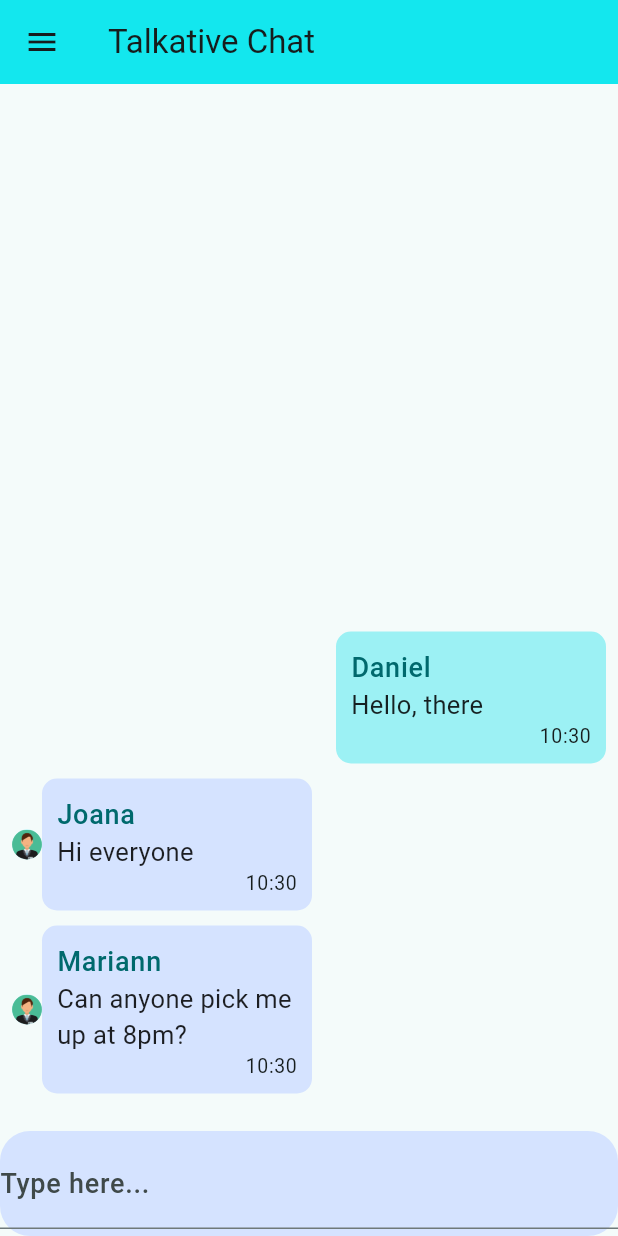
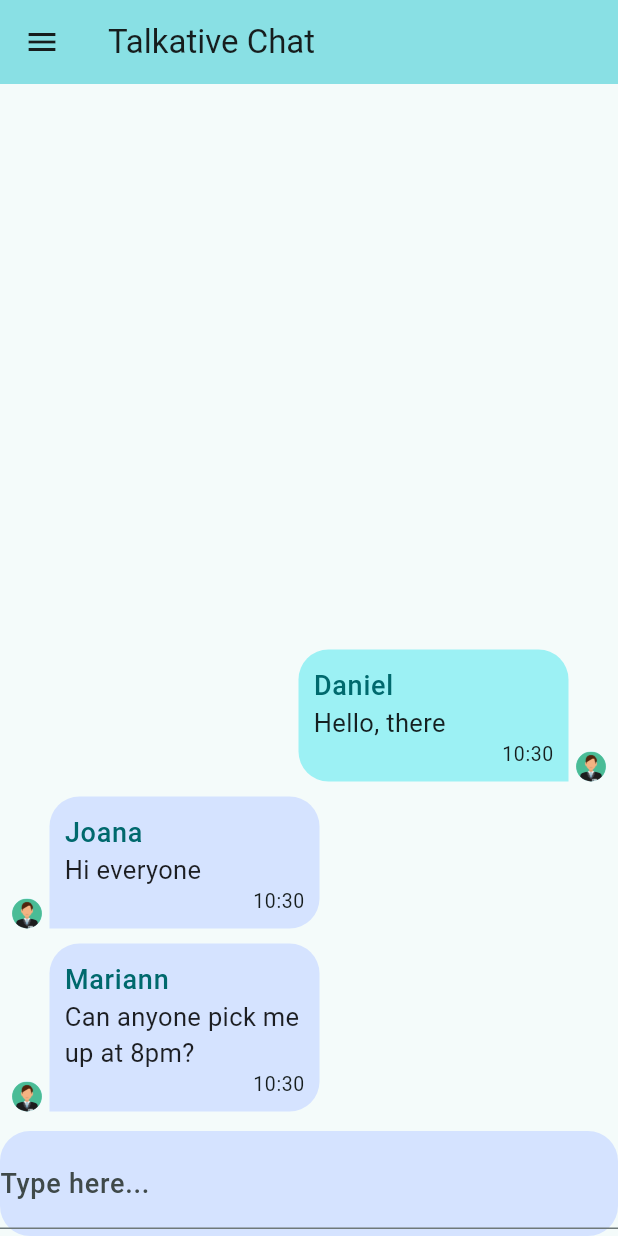
Before and after one commit to darcanj0/chat, a Flutter app: the screen it shows after launch, on a phone screen of 412 x 824 dp. Run offline on Flutter 3.47's test engine with Material 2 defaults, Android fonts, the phone set to English and light mode, and no system bars; our stand-ins replace image_picker; accounts and stored records are empty.

Commit message:
feat: improve message bubble component

```diff
--- a/lib/interface/components/chat/message_bubble.dart
+++ b/lib/interface/components/chat/message_bubble.dart
@@ -1,3 +1,5 @@
+import 'dart:io';
+
 import 'package:chat/core/models/chat_message.dart';
 import 'package:chat/util/theme_consumer.dart';
 import 'package:flutter/material.dart';
@@ -13,28 +15,57 @@ class MessageBubble extends StatelessWidget with ThemeConsumer {
   final ChatMessage message;
   final bool isFromCurrentUser;
 
+  static const bubbleBorderRadius = Radius.circular(20);
+  static const nullBorderRadius = Radius.circular(0);
+
+  Widget getUserAvatar(String imageUrl) {
+    ImageProvider provider;
+    final uri = Uri.parse(imageUrl);
+    if (uri.path.contains('http')) {
+      provider = NetworkImage(uri.toString());
+    } else if (uri.path.contains('assets/')) {
+      provider = AssetImage(uri.toString());
+    } else {
+      provider = FileImage(File(uri.toString()));
+    }
+
+    return Padding(
+      padding: const EdgeInsets.only(bottom: 5),
+      child: CircleAvatar(
+        radius: 10,
+        backgroundImage: provider,
+      ),
+    );
+  }
+
   @override
   Widget build(BuildContext context) {
     return Row(
       mainAxisAlignment:
           isFromCurrentUser ? MainAxisAlignment.end : MainAxisAlignment.start,
+      crossAxisAlignment: CrossAxisAlignment.end,
       children: [
-        if (!isFromCurrentUser)
-          CircleAvatar(
-            radius: 10,
-            backgroundImage: AssetImage(message.userImageUrl),
-          ),
+        if (!isFromCurrentUser) getUserAvatar(message.userImageUrl),
+        const SizedBox(width: 5),
         Container(
           padding: const EdgeInsets.all(10),
+          margin: const EdgeInsets.symmetric(vertical: 5),
           width: 180,
           decoration: BoxDecoration(
             color: isFromCurrentUser
                 ? getColorScheme(context).primaryContainer
                 : getColorScheme(context).tertiaryContainer,
-            borderRadius: BorderRadius.circular(10),
+            borderRadius: BorderRadius.only(
+              bottomRight:
+                  isFromCurrentUser ? nullBorderRadius : bubbleBorderRadius,
+              bottomLeft:
+                  isFromCurrentUser ? bubbleBorderRadius : nullBorderRadius,
+              topRight: bubbleBorderRadius,
+              topLeft: bubbleBorderRadius,
+            ),
           ),
           child: Column(
-            crossAxisAlignment: CrossAxisAlignment.start,
+            crossAxisAlignment: CrossAxisAlignment.stretch,
             children: [
               Text(
                 message.userName,
@@ -56,6 +87,8 @@ class MessageBubble extends StatelessWidget with ThemeConsumer {
             ],
           ),
         ),
+        const SizedBox(width: 5),
+        if (isFromCurrentUser) getUserAvatar(message.userImageUrl),
       ],
     );
   }
--- a/lib/interface/components/chat/messages.dart
+++ b/lib/interface/components/chat/messages.dart
@@ -43,19 +43,16 @@ class Messages extends StatelessWidget with ThemeConsumer {
         }
         final messages = snapshot.data?.reversed.toList() as List<ChatMessage>;
         return Padding(
-          padding: const EdgeInsets.symmetric(horizontal: 8, vertical: 20),
+          padding: const EdgeInsets.all(8.0),
           child: ListView.builder(
             reverse: true,
             itemCount: messages.length,
             itemBuilder: (context, index) {
               final message = messages[index];
-              return Padding(
-                padding: const EdgeInsets.symmetric(vertical: 5),
-                child: MessageBubble(
-                  message: message,
-                  isFromCurrentUser: currentUser?.id == message.userId,
-                  key: Key(message.id),
-                ),
+              return MessageBubble(
+                message: message,
+                isFromCurrentUser: currentUser?.id == message.userId,
+                key: Key(message.id),
               );
             },
           ),
--- a/lib/interface/pages/chat_page.dart
+++ b/lib/interface/pages/chat_page.dart
@@ -17,7 +17,8 @@ class ChatPage extends StatelessWidget with ThemeConsumer {
     return Scaffold(
       appBar: AppBar(
         title: const Text('Talkative Chat'),
-        backgroundColor: getPrimaryColor(context),
+        backgroundColor: getColorScheme(context).primaryContainer,
+        elevation: 8,
       ),
       body: SafeArea(
         child: SizedBox.expand(
```
